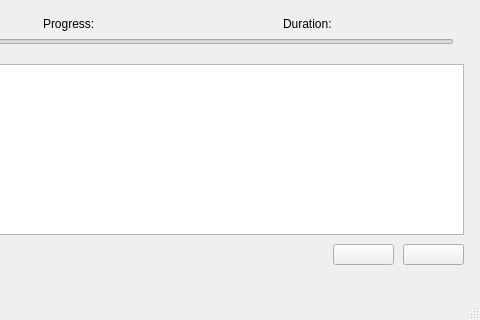
Old version of the form mainwindow.ui in the repository Hurekity/QtMediaPlayer; both pictures show x 87 to 567 and y 96 to 416 of the 567 by 416 pixel window.
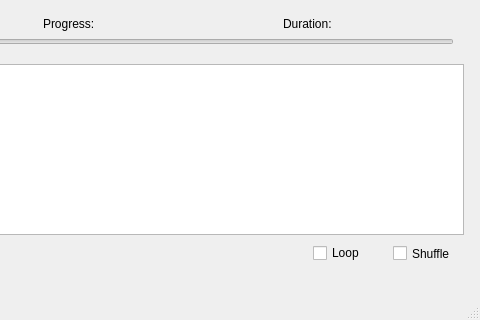
New version of the form. Icons and pictures are not drawn.

```diff
--- a/mainwindow.ui
+++ b/mainwindow.ui
@@ -200,38 +200,34 @@
      <string/>
     </property>
    </widget>
-   <widget class="QPushButton" name="pushButtonShuffle">
+   <widget class="QCheckBox" name="checkBoxLoop">
     <property name="geometry">
      <rect>
-      <x>420</x>
-      <y>340</y>
-      <width>61</width>
-      <height>21</height>
+      <x>400</x>
+      <y>339</y>
+      <width>72</width>
+      <height>20</height>
      </rect>
     </property>
     <property name="text">
-     <string/>
+     <string>Loop</string>
     </property>
     <property name="icon">
      <iconset>
       <normaloff>C:/Users/lxst/source/Qt/shuffle.ico</normaloff>C:/Users/lxst/source/Qt/shuffle.ico</iconset>
     </property>
    </widget>
-   <widget class="QPushButton" name="pushButtonLoop">
+   <widget class="QCheckBox" name="checkBoxShuffle">
     <property name="geometry">
      <rect>
-      <x>490</x>
+      <x>480</x>
       <y>340</y>
-      <width>61</width>
-      <height>21</height>
+      <width>72</width>
+      <height>19</height>
      </rect>
     </property>
     <property name="text">
-     <string/>
-    </property>
-    <property name="icon">
-     <iconset>
-      <normaloff>C:/Users/lxst/source/Qt/loop_icon-icons.com_70926.ico</normaloff>C:/Users/lxst/source/Qt/loop_icon-icons.com_70926.ico</iconset>
+     <string>Shuffle</string>
     </property>
    </widget>
   </widget>
```
Left out of the diff: 7 changed lines with no effect on the pictures.
